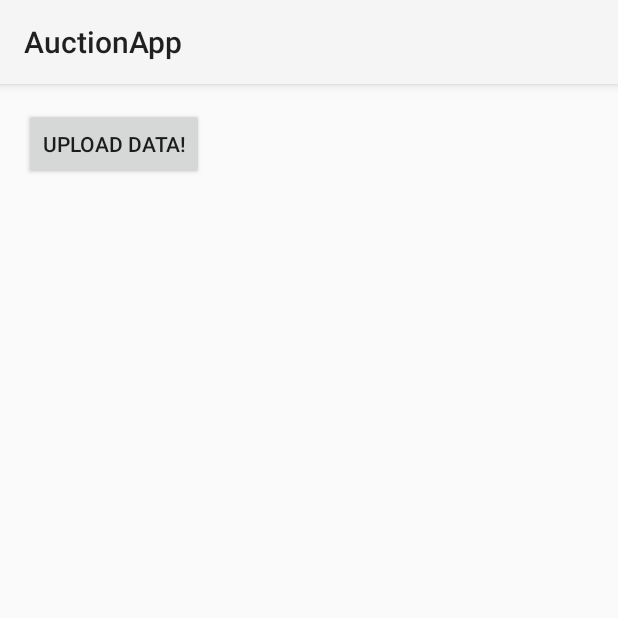
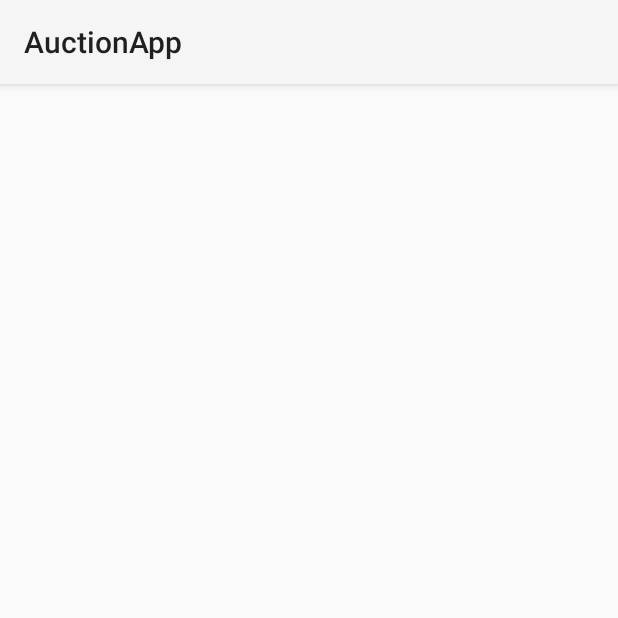
Before and after one commit to varsi94/AuctionApp, an Android app: the screen it shows after launch (MainActivity), on a phone screen of 412 x 824 dp, the top half of it. Run offline under Robolectric (Android 15) with nearby library versions, the phone set to English and light mode, and no system bars; 1 statement that could not run was skipped.

Commit message:
Projekt vissza

```diff
--- a/app/src/main/java/hu/bute/auctionapp/AuctionApplication.java
+++ b/app/src/main/java/hu/bute/auctionapp/AuctionApplication.java
@@ -16,6 +16,6 @@ public class AuctionApplication extends Application {
     public void onCreate() {
         super.onCreate();
         Parse.initialize(this, APPLICATION_ID, CLIENT_KEY);
-        Parse.setLogLevel(Parse.LOG_LEVEL_ERROR);
+        Parse.setLogLevel(Parse.LOG_LEVEL_VERBOSE);
     }
 }
--- a/app/src/main/java/hu/bute/auctionapp/MainActivity.java
+++ b/app/src/main/java/hu/bute/auctionapp/MainActivity.java
@@ -2,14 +2,6 @@ package hu.bute.auctionapp;
 
 import android.app.Activity;
 import android.os.Bundle;
-import android.view.View;
-import android.widget.Button;
-import android.widget.Toast;
-
-import com.parse.ParseException;
-import com.parse.ParseFile;
-import com.parse.ParseObject;
-import com.parse.SaveCallback;
 
 
 public class MainActivity extends Activity {
@@ -18,26 +10,5 @@ public class MainActivity extends Activity {
     protected void onCreate(Bundle savedInstanceState) {
         super.onCreate(savedInstanceState);
         setContentView(R.layout.activity_main);
-
-        Button b = (Button) findViewById(R.id.testBtn);
-        b.setOnClickListener(new View.OnClickListener() {
-            @Override
-            public void onClick(View v) {
-
-                ParseObject obj = new ParseObject("Fileclass");
-                ParseFile f = new ParseFile("valami.txt", new byte[]{1,2,3,4,5,6,7,8,9,0});
-                obj.put("enfajlom", f);
-                obj.put("nev", "kula");
-                f.saveInBackground();
-                obj.saveInBackground(new SaveCallback() {
-                    @Override
-                    public void done(ParseException e) {
-                        if (e == null) {
-                            Toast.makeText(MainActivity.this, "Uploaded", Toast.LENGTH_LONG).show();
-                        }
-                    }
-                });
-            }
-        });
     }
 }
--- a/app/src/main/res/layout/activity_main.xml
+++ b/app/src/main/res/layout/activity_main.xml
@@ -5,10 +5,4 @@
     android:paddingTop="@dimen/activity_vertical_margin"
     android:paddingBottom="@dimen/activity_vertical_margin" tools:context=".MainActivity"
     android:orientation="vertical">
-
-    <Button
-        android:layout_width="wrap_content"
-        android:layout_height="wrap_content"
-        android:id="@+id/testBtn"
-        android:text="upload data!"/>
 </LinearLayout>
```
Also changed, not shown: app/src/main/java/hu/bute/auctionapp/parsewrapper/CloudHandler.java (added, +8 -0 lines), app/src/main/java/hu/bute/auctionapp/parsewrapper/ParseHandler.java (added, +8 -0 lines).
